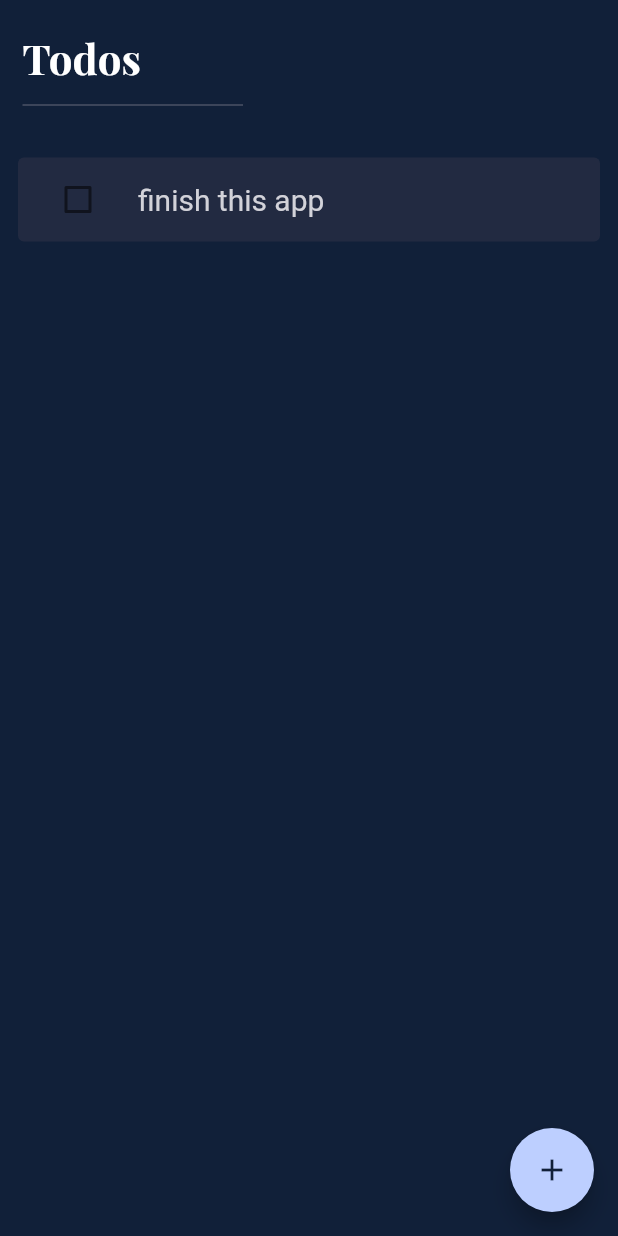
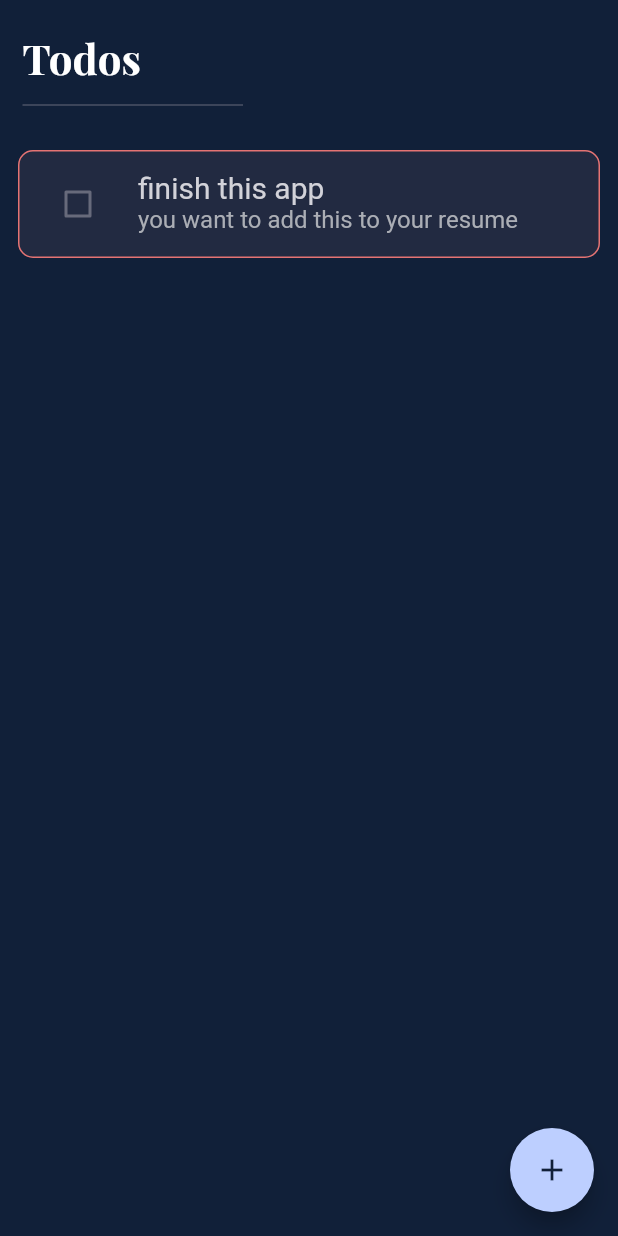
Before and after one commit to nayefradwi/simple_todo_list_app, a Flutter app: the screen it shows after launch, on a phone screen of 412 x 824 dp. Run offline on Flutter 3.47's test engine with Material 2 defaults, Android fonts, the phone set to English and light mode, and no system bars.

Commit message:
ui design is done

```diff
--- a/lib/presentation_layer/main_screen.dart
+++ b/lib/presentation_layer/main_screen.dart
@@ -84,26 +84,38 @@ class _MainScreenState extends State<MainScreen> {
   Widget _getMainTodoItem() {
     String title = "finish this app";
     String description = "you want to add this to your resume";
-    String tag = "Work";
     return Padding(
-      padding: const EdgeInsets.all(8.0),
+      padding: const EdgeInsets.symmetric(horizontal: 8.0, vertical: 3),
       child: Card(
+          shape: RoundedRectangleBorder(
+              borderRadius: BorderRadius.all(Radius.circular(10)),
+              side: BorderSide(color: Colors.red.shade300)),
           elevation: 0,
           color: TodoApp.CARD,
           child: ListTile(
-            leading: Checkbox(
-              value: isDone,
-              onChanged: (value) => setState(() => isDone = value),
-              checkColor: TodoApp.PRIMARY_TEXT,
-              activeColor: TodoApp.ACCENT,
+            leading: Theme(
+              data: ThemeData(unselectedWidgetColor: TodoApp.ACCENT),
+              child: Checkbox(
+                value: isDone,
+                onChanged: (value) => setState(() => isDone = value),
+                checkColor: TodoApp.PRIMARY_TEXT,
+                activeColor: TodoApp.ACCENT,
+              ),
             ),
             isThreeLine: description.isEmpty,
+            subtitle: Text(description,
+                style: TextStyle(
+                  decoration:
+                      isDone ? TextDecoration.lineThrough : TextDecoration.none,
+                  color: TodoApp.TERTIARY_TEXT,
+                  fontSize: 16,
+                )),
             title: Text(
               title,
               style: TextStyle(
                 decoration:
                     isDone ? TextDecoration.lineThrough : TextDecoration.none,
-                color: TodoApp.SECONDARY_TEXT,
+                color: isDone ? TodoApp.TERTIARY_TEXT : TodoApp.SECONDARY_TEXT,
                 fontSize: 20,
               ),
             ),
```
